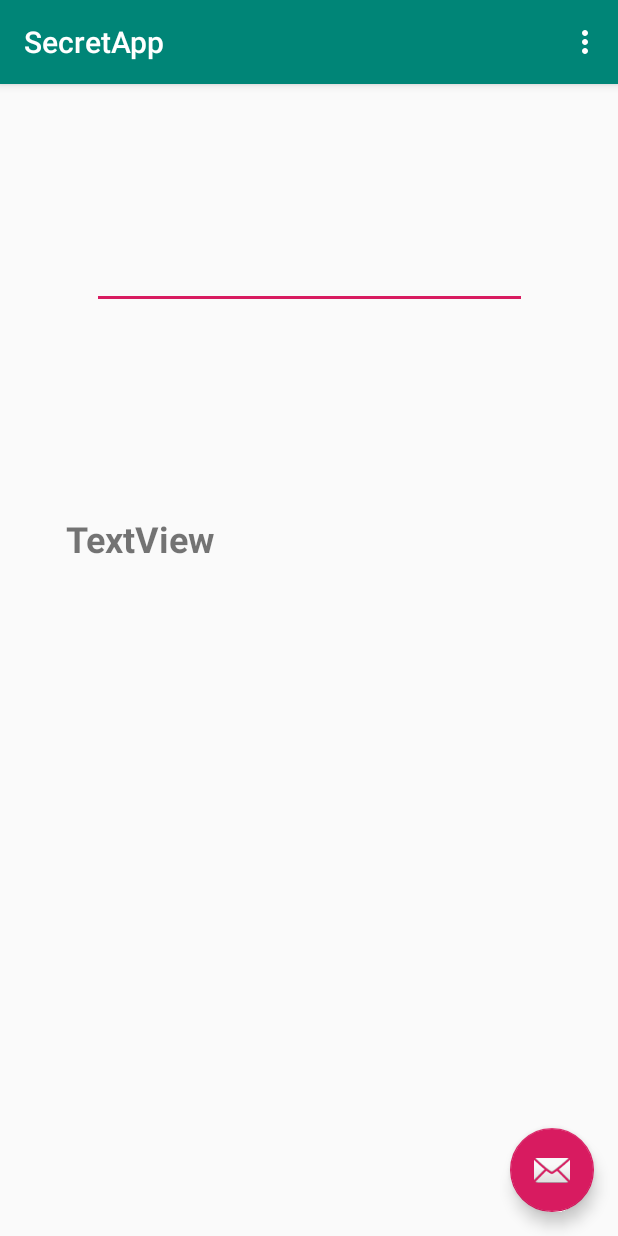
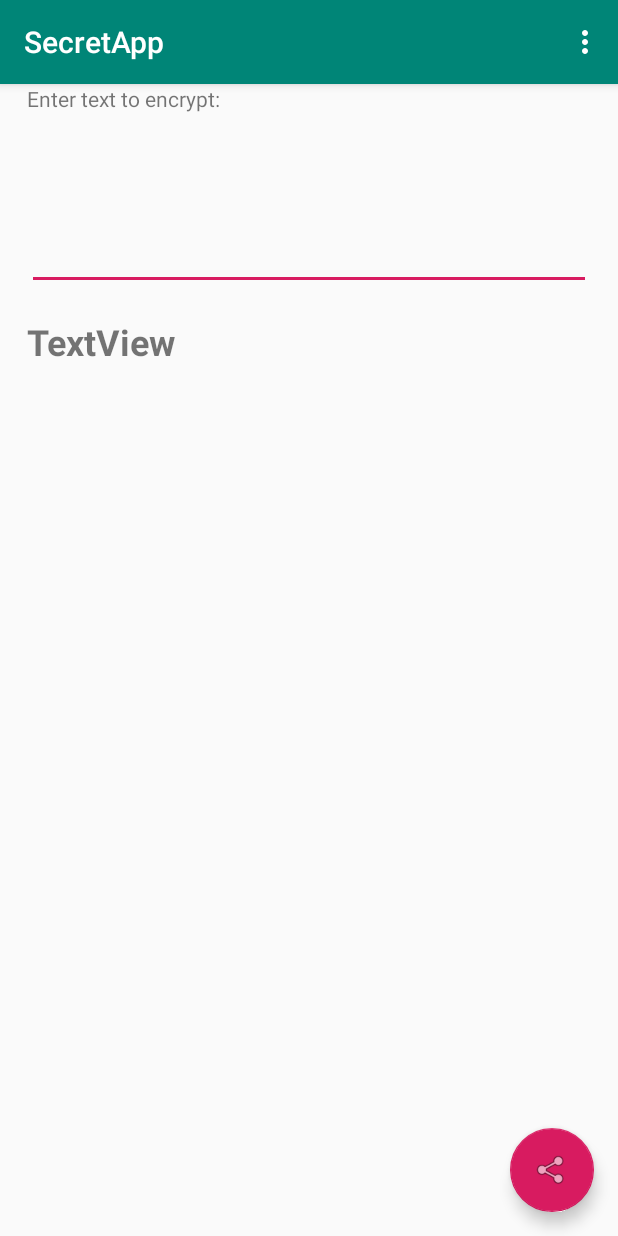
Before and after one commit to dogriffiths/SecretApp, an Android app: the screen it shows after launch (MainActivity), on a phone screen of 412 x 824 dp. Run offline under Robolectric (Android 15) with nearby library versions, the phone set to English and light mode, and no system bars; 2 statements that could not run were skipped.

Commit message:
feat: Improve look of UI

```diff
--- a/app/src/main/java/com/aspenshore/secretapp/MainActivity.kt
+++ b/app/src/main/java/com/aspenshore/secretapp/MainActivity.kt
@@ -1,11 +1,16 @@
 package com.aspenshore.secretapp
 
+import android.content.ClipData
+import android.content.ClipboardManager
+import android.content.Context
 import android.os.Bundle
 import android.text.Editable
 import android.text.TextWatcher
 import android.view.Menu
 import android.view.MenuItem
+import android.view.View
 import androidx.appcompat.app.AppCompatActivity
+import com.google.android.material.floatingactionbutton.FloatingActionButton
 import kotlinx.android.synthetic.main.activity_main.*
 import kotlinx.android.synthetic.main.content_main.*
 
@@ -31,6 +36,11 @@ class MainActivity : AppCompatActivity() {
                 textEncrypted.text = stringFromJNI(s.toString())
             }
         })
+
+        btnCopy.setOnClickListener {
+            val clipboardManager = getSystemService(Context.CLIPBOARD_SERVICE) as ClipboardManager
+            clipboardManager.primaryClip = ClipData.newPlainText("simple text", textEncrypted.text)
+        }
     }
 
     override fun onCreateOptionsMenu(menu: Menu): Boolean {
--- a/app/src/main/res/layout/activity_main.xml
+++ b/app/src/main/res/layout/activity_main.xml
@@ -23,11 +23,11 @@
     <include layout="@layout/content_main" />
 
     <com.google.android.material.floatingactionbutton.FloatingActionButton
-        android:id="@+id/btnEncrypt"
+        android:id="@+id/btnCopy"
         android:layout_width="wrap_content"
         android:layout_height="wrap_content"
         android:layout_gravity="bottom|end"
         android:layout_margin="@dimen/fab_margin"
-        app:srcCompat="@android:drawable/ic_dialog_email" />
+        app:srcCompat="@android:drawable/ic_menu_share" />
 
 </androidx.coordinatorlayout.widget.CoordinatorLayout>
--- a/app/src/main/res/layout/content_main.xml
+++ b/app/src/main/res/layout/content_main.xml
@@ -10,21 +10,26 @@
 
     <EditText
         android:id="@+id/editSource"
-        android:layout_width="290dp"
+        android:layout_width="0dp"
         android:layout_height="114dp"
-        android:layout_marginTop="36dp"
+        android:layout_marginStart="18dp"
+        android:layout_marginTop="4dp"
+        android:layout_marginEnd="18dp"
         android:ems="10"
         android:gravity="start|top"
         android:inputType="textMultiLine"
         app:layout_constraintEnd_toEndOf="parent"
         app:layout_constraintStart_toStartOf="parent"
-        app:layout_constraintTop_toTopOf="parent" />
+        app:layout_constraintTop_toBottomOf="@+id/textView2" />
 
     <TextView
         android:id="@+id/textEncrypted"
-        android:layout_width="333dp"
-        android:layout_height="313dp"
-        android:layout_marginBottom="32dp"
+        android:layout_width="0dp"
+        android:layout_height="0dp"
+        android:layout_marginStart="18dp"
+        android:layout_marginTop="18dp"
+        android:layout_marginEnd="18dp"
+        android:layout_marginBottom="36dp"
         android:text="TextView"
         android:textSize="24sp"
         android:textStyle="bold"
@@ -34,4 +39,13 @@
         app:layout_constraintStart_toStartOf="parent"
         app:layout_constraintTop_toBottomOf="@+id/editSource" />
 
+    <TextView
+        android:id="@+id/textView2"
+        android:layout_width="wrap_content"
+        android:layout_height="wrap_content"
+        android:layout_marginStart="18dp"
+        android:text="Enter text to encrypt:"
+        app:layout_constraintStart_toStartOf="parent"
+        tools:layout_editor_absoluteY="16dp" />
+
 </androidx.constraintlayout.widget.ConstraintLayout>
```
Also changed, not shown: 1 other file.
